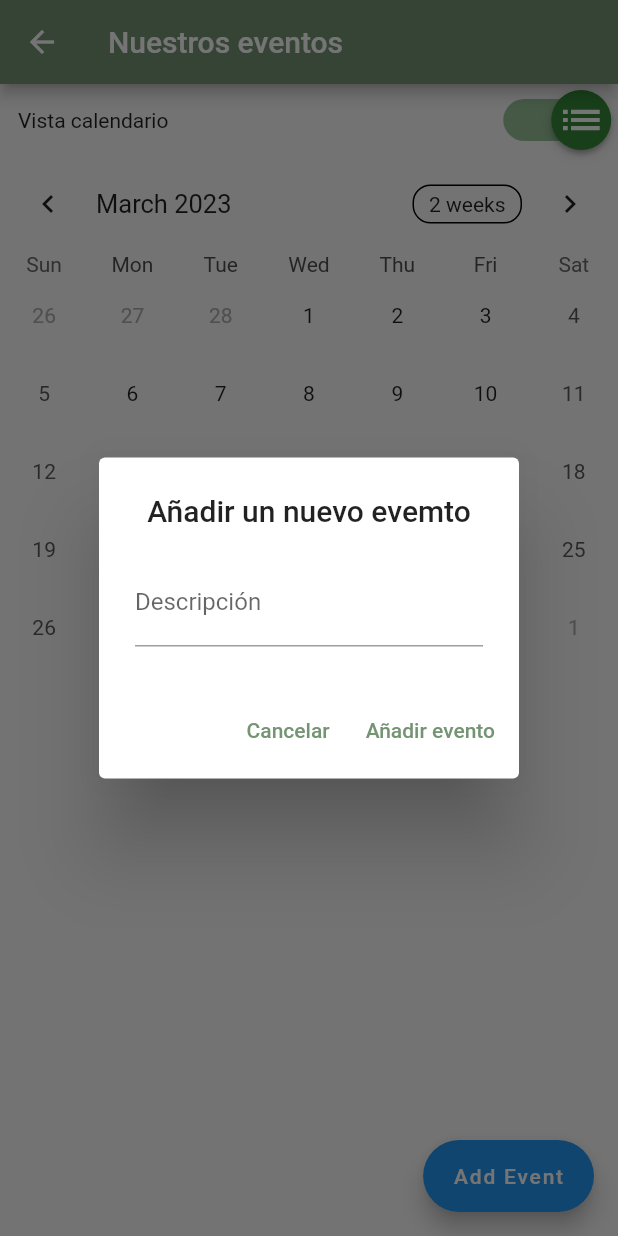
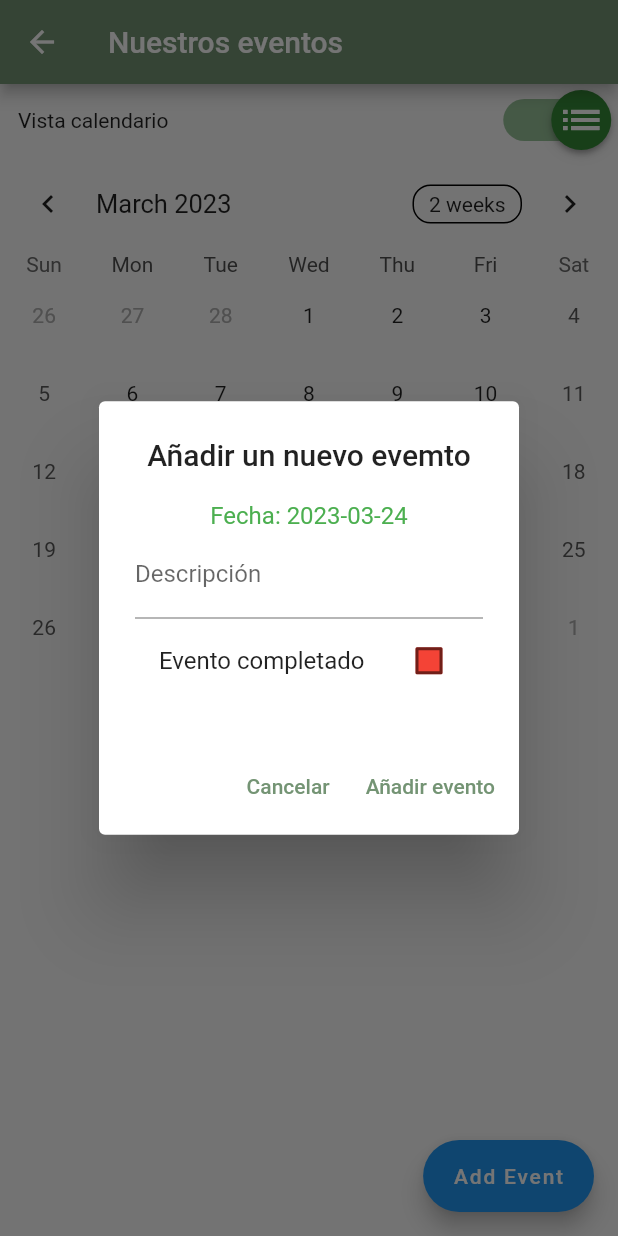
Before and after one commit to GuadaGamer/pmsn, a Flutter app: the EventosScreen screen opened by its route, after a tap on "Add Event", on a phone screen of 412 x 824 dp. Run offline on Flutter 3.47's test engine with Material 2 defaults, Android fonts, the phone set to English and light mode, and no system bars; drawn by our look-alikes of table_calendar; our stand-ins replace concentric_transition, email_validator, get, image_picker, lottie, shared_preferences and 2 more; missing offline and left inert: day_night_switcher; accounts and stored records are empty; project files that could hold a hidden picture were left out.

Commit message:
insersion de evento

```diff
--- a/lib/screens/eventos_screen.dart
+++ b/lib/screens/eventos_screen.dart
@@ -1,4 +1,5 @@
 import 'package:flutter/material.dart';
+import 'package:intl/intl.dart';
 import 'package:psmnn/models/event_model.dart';
 import 'package:psmnn/utils.dart';
 import 'package:table_calendar/table_calendar.dart';
@@ -6,19 +7,36 @@ import 'package:table_calendar/table_calendar.dart';
 import '../database/database_helper.dart';
 
 class EventosScreen extends StatefulWidget {
-  EventosScreen({super.key});
-
-  DatabaseHelper database = DatabaseHelper();
-
-  EventModel? objEventModel;
+  const EventosScreen({super.key});
 
   @override
   State<EventosScreen> createState() => _EventosScreenState();
 }
 
 class _EventosScreenState extends State<EventosScreen> {
+  DatabaseHelper database = DatabaseHelper();
+
+  EventModel? objEventModel;
+
   CalendarFormat _calendarFormat = CalendarFormat.month;
   DateTime _focusedDay = DateTime.now();
+  DateTime? _selectedDay;
+
+  @override
+  void initState() {
+    super.initState();
+
+     _selectedDay = _focusedDay;
+  }
+
+  void _onDaySelected(DateTime selectedDay, DateTime focusedDay) {
+    if (!isSameDay(_selectedDay, selectedDay)) {
+      setState(() {
+        _selectedDay = selectedDay;
+        _focusedDay = focusedDay;
+      });
+    }
+  }
 
   final titleController = TextEditingController();
   final descpController = TextEditingController();
@@ -38,6 +56,7 @@ class _EventosScreenState extends State<EventosScreen> {
   );
 
   bool light = true;
+  bool? cambio = false;
 
   @override
   Widget build(BuildContext context) {
@@ -63,7 +82,7 @@ class _EventosScreenState extends State<EventosScreen> {
                   child: Transform.scale(
                     scale: 2.0,
                     child: Switch(
-                      activeColor: Color.fromARGB(255, 52, 138, 55),
+                      activeColor: const Color.fromARGB(255, 52, 138, 55),
                       thumbIcon: thumbIcon,
                       value: light,
                       onChanged: (bool value) {
@@ -80,9 +99,10 @@ class _EventosScreenState extends State<EventosScreen> {
           light == true
               ? TableCalendar(
                   calendarFormat: _calendarFormat,
-                  focusedDay: kToday,
+                  focusedDay: _focusedDay,
                   firstDay: kFirstDay,
                   lastDay: kLastDay,
+                  selectedDayPredicate: (day) => isSameDay(_selectedDay, day),
                   onFormatChanged: (format) {
                     if (_calendarFormat != format) {
                       setState(() {
@@ -93,6 +113,7 @@ class _EventosScreenState extends State<EventosScreen> {
                   onPageChanged: (focusedDay) {
                     _focusedDay = focusedDay;
                   },
+                  onDaySelected: _onDaySelected,
                 )
               : const Text('Ok'),
         ],
@@ -152,15 +173,32 @@ class _EventosScreenState extends State<EventosScreen> {
   }
 
   _showAddEventDialog() async {
+    bool isChecked = false;
+    Color getColor(Set<MaterialState> states) {
+      const Set<MaterialState> interactiveStates = <MaterialState>{
+        MaterialState.pressed,
+        MaterialState.hovered,
+        MaterialState.focused,
+      };
+      if (states.any(interactiveStates.contains)) {
+        return Colors.blue;
+      }
+      return Colors.red;
+    }
+
     await showDialog(
         context: context,
         builder: (context) => AlertDialog(
               title: const Text('Añadir un nuevo evemto',
                   textAlign: TextAlign.center),
-              content: Column(
+              content: StatefulBuilder(
+                builder: (BuildContext context, StateSetter setState) {
+                  return Column(
                     crossAxisAlignment: CrossAxisAlignment.stretch,
                     mainAxisSize: MainAxisSize.min,
                     children: [
+                      Text('Fecha: ${DateFormat('yyyy-MM-dd').format(_selectedDay!)}',
+                        textAlign: TextAlign.center,style: const TextStyle(color: Colors.green)),
                       TextField(
                         controller: descpController,
                         textCapitalization: TextCapitalization.words,
@@ -168,7 +206,18 @@ class _EventosScreenState extends State<EventosScreen> {
                           labelText: 'Descripción',
                         ),
                       ),
+                      CheckboxListTile(
+                        fillColor: MaterialStateProperty.resolveWith(getColor),
+                        value: isChecked,
+                        title: const Text('Evento completado'),
+                        onChanged: (value) {
+                          setState(() {
+                            isChecked = value!;
+                          });
+                        }),
                     ],
+                  );
+                }
               ),
               actions: [
                 TextButton(
@@ -186,7 +235,21 @@ class _EventosScreenState extends State<EventosScreen> {
                       );
                       return;
                     } else {
-                      print(descpController.text);
+                      //print(descpController.text);
+                      database.INSERT('tblEvent', {
+                        'dscEvent': descpController.text,
+                        'fechaEvent': _selectedDay.toString(),
+                        'completado': cambio,
+                      }).then((value) {
+                        var msj = value > 0
+                            ? 'Registro insertado'
+                            : 'ocurrio un error';
+
+                        var snackBar = SnackBar(content: Text(msj));
+
+                        Navigator.pop(context);
+                        ScaffoldMessenger.of(context).showSnackBar(snackBar);
+                      });
 
                       setState(() {});
 
```
Also changed, not shown: lib/database/database_helper.dart (+26 -0 lines). Lines whose indentation alone changed are shown as unchanged.
